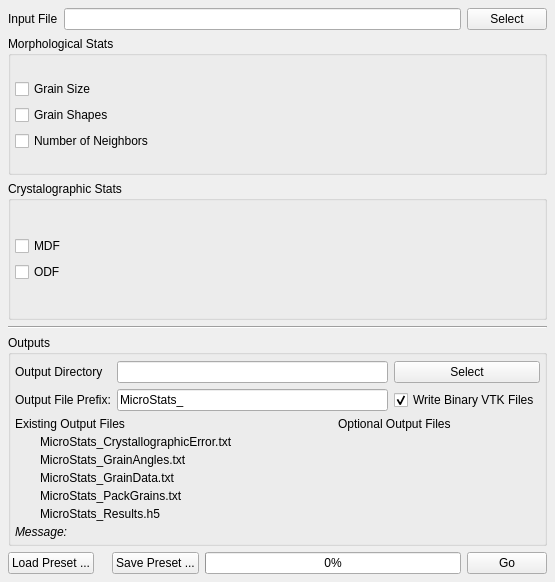
Above: Source/UIPlugins/MicrostructureStatistics/MicrostructureStatisticsWidget.ui from BlueQuartzSoftware/DREAM3D before the change. Below: the same form after it.
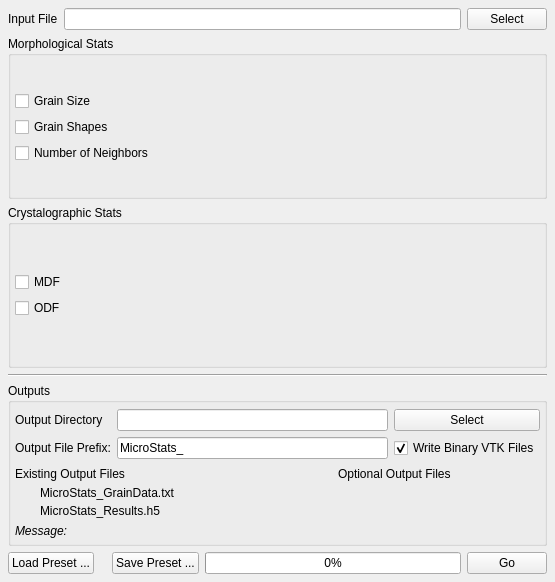
That is the form after the change. Icons and pictures are not drawn. Custom widgets are drawn as their Qt base class.

Commit message: trying to fix surface mesh winding. cleaning up widgets. working through microstructure statistics to get it working properly

The edit to the form file:
```diff
--- a/Source/UIPlugins/MicrostructureStatistics/MicrostructureStatisticsWidget.ui
+++ b/Source/UIPlugins/MicrostructureStatistics/MicrostructureStatisticsWidget.ui
@@ -227,40 +227,6 @@
            <number>4</number>
           </property>
           <item row="0" column="0">
-           <widget class="QLabel" name="m_CrystallographicErrorFileIcon">
-            <property name="text">
-             <string/>
-            </property>
-            <property name="pixmap">
-             <pixmap resource="../../../Resources/icons/images/Icons.qrc">:/Delete-16x16.png</pixmap>
-            </property>
-           </widget>
-          </item>
-          <item row="0" column="1">
-           <widget class="QLabel" name="m_CrystallographicErrorFile">
-            <property name="text">
-             <string>MicroStats_CrystallographicError.txt</string>
-            </property>
-           </widget>
-          </item>
-          <item row="1" column="0">
-           <widget class="QLabel" name="m_GrainAnglesFileIcon">
-            <property name="text">
-             <string/>
-            </property>
-            <property name="pixmap">
-             <pixmap resource="../../../Resources/icons/images/Icons.qrc">:/Delete-16x16.png</pixmap>
-            </property>
-           </widget>
-          </item>
-          <item row="1" column="1">
-           <widget class="QLabel" name="m_GrainAnglesFile">
-            <property name="text">
-             <string>MicroStats_GrainAngles.txt</string>
-            </property>
-           </widget>
-          </item>
-          <item row="2" column="0">
            <widget class="QLabel" name="m_GrainDataFileIcon">
             <property name="text">
              <string/>
@@ -270,7 +236,7 @@
             </property>
            </widget>
           </item>
-          <item row="2" column="1">
+          <item row="0" column="1">
            <widget class="QLabel" name="m_GrainDataFile">
             <property name="minimumSize">
              <size>
@@ -283,7 +249,7 @@
             </property>
            </widget>
           </item>
-          <item row="4" column="0">
+          <item row="1" column="0">
            <widget class="QLabel" name="m_H5StatisticsFileIcon">
             <property name="text">
              <string/>
@@ -293,7 +259,7 @@
             </property>
            </widget>
           </item>
-          <item row="4" column="1">
+          <item row="1" column="1">
            <widget class="QLabel" name="m_H5StatisticsFile">
             <property name="minimumSize">
              <size>
@@ -306,29 +272,6 @@
             </property>
            </widget>
           </item>
-          <item row="3" column="1">
-           <widget class="QLabel" name="m_PackGrainsFile">
-            <property name="minimumSize">
-             <size>
-              <width>300</width>
-              <height>0</height>
-             </size>
-            </property>
-            <property name="text">
-             <string>MicroStats_PackGrains.txt</string>
-            </property>
-           </widget>
-          </item>
-          <item row="3" column="0">
-           <widget class="QLabel" name="m_PackGrainsFileIcon">
-            <property name="text">
-             <string/>
-            </property>
-            <property name="pixmap">
-             <pixmap resource="../../../Resources/icons/images/Icons.qrc">:/Delete-16x16.png</pixmap>
-            </property>
-           </widget>
-          </item>
          </layout>
         </item>
         <item row="2" column="1" colspan="2">
```
Left out of the diff: 1 changed line with no effect on the pictures. The commit also changes 6 other files.
